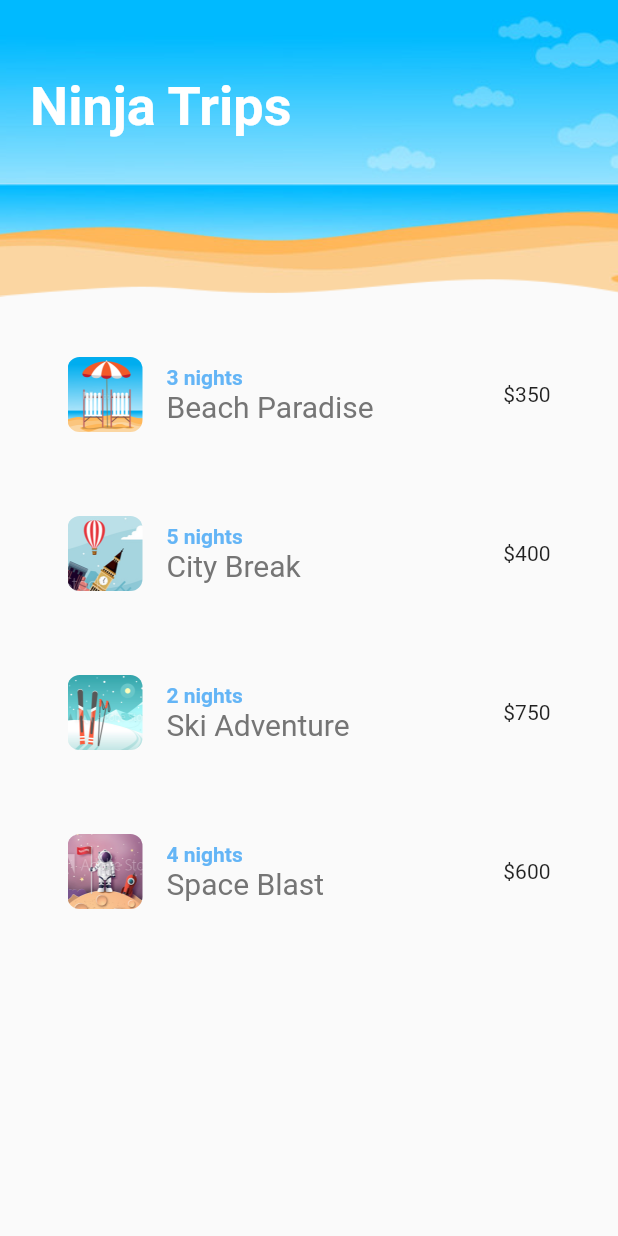
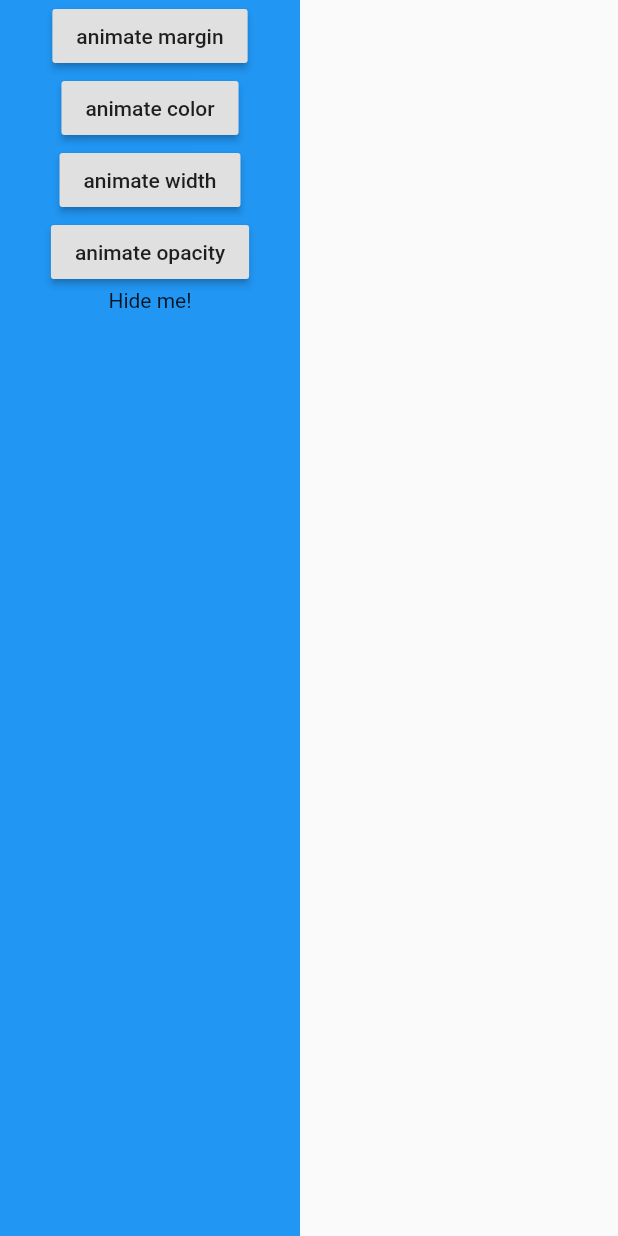
Before and after one commit to vishwam7/Ninja-Tips-Flutter_Animation-, a Flutter app: the screen it shows after launch, on a phone screen of 412 x 824 dp. Run offline on Flutter 3.47's test engine with Material 2 defaults, Android fonts, the phone set to English and light mode, and no system bars; missing offline and left inert: lipsum.

Commit message:
Inbuilt animation e.g.

```diff
--- a/lib/main.dart
+++ b/lib/main.dart
@@ -1,5 +1,6 @@
 import 'package:flutter/material.dart';
 import 'package:ninja_trips/screens/home.dart';
+import 'package:ninja_trips/screens/sandbox.dart';
 
 void main() {
   runApp(MyApp());
@@ -11,7 +12,7 @@ class MyApp extends StatelessWidget {
   Widget build(BuildContext context) {
     return MaterialApp(
       title: 'Ninja Trips',
-      home: Home(),
+      home: sandBox(),
     );
   }
 }
--- /dev/null
+++ b/lib/screens/sandbox.dart
@@ -0,0 +1,42 @@
+import 'package:flutter/material.dart';
+
+class sandBox extends StatefulWidget {
+  sandBox({Key key}) : super(key: key);
+
+  @override
+  _sandBoxState createState() => _sandBoxState();
+}
+
+class _sandBoxState extends State<sandBox> {
+  double _opacity = 1;
+  double _margin = 0;
+  double _width = 200;
+  Color _color = Colors.blue;
+  @override
+  Widget build(BuildContext context) {
+    return Scaffold(
+        body: AnimatedContainer(
+      duration: Duration(seconds: 1),
+      margin: EdgeInsets.all(_margin),
+      width: _width,
+      color: _color,
+      child: SafeArea(
+        child: Column(
+          crossAxisAlignment: CrossAxisAlignment.center,
+          children: [
+            RaisedButton(child: Text('animate margin'), onPressed: () => setState(() => _margin = 50)),
+            RaisedButton(
+                child: Text('animate color'), onPressed: () => setState(() => _color = Colors.purpleAccent[800])),
+            RaisedButton(child: Text('animate width'), onPressed: () => setState(() => _width = 500)),
+            RaisedButton(child: Text('animate opacity'), onPressed: () => setState(() => _opacity = 0)),
+            AnimatedOpacity(
+              opacity: _opacity,
+              duration: Duration(seconds: 2),
+              child: Text('Hide me!'),
+            )
+          ],
+        ),
+      ),
+    ));
+  }
+}
```
Also changed, not shown: lib/shared/tripList.dart (+5 -6 lines).
